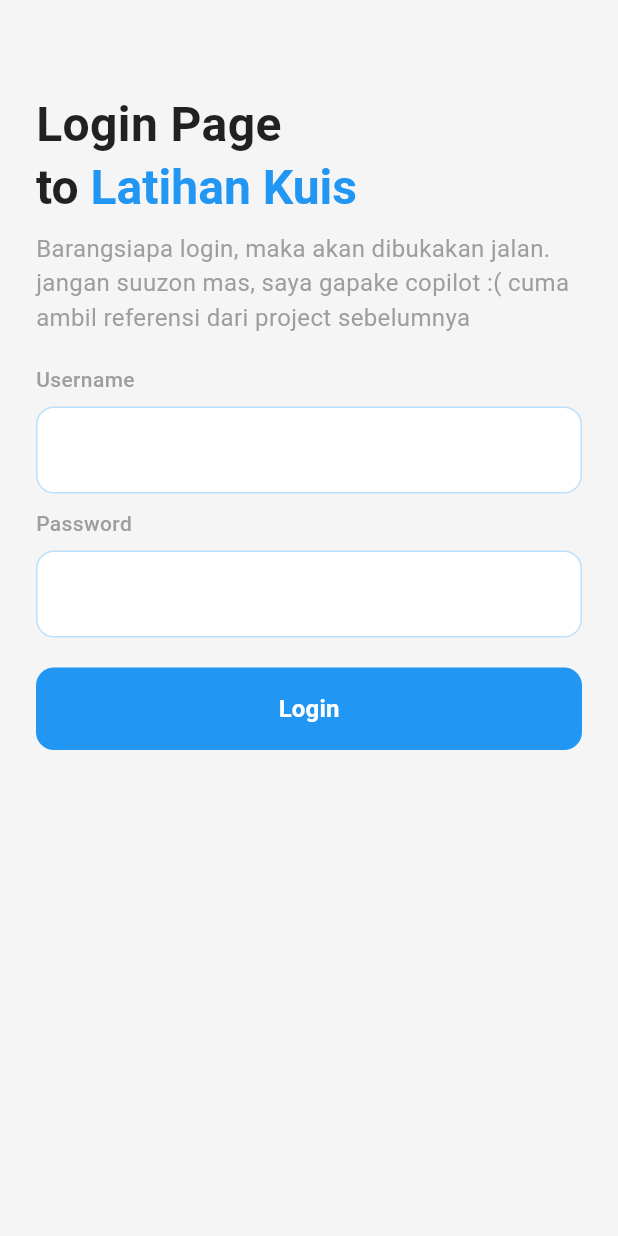
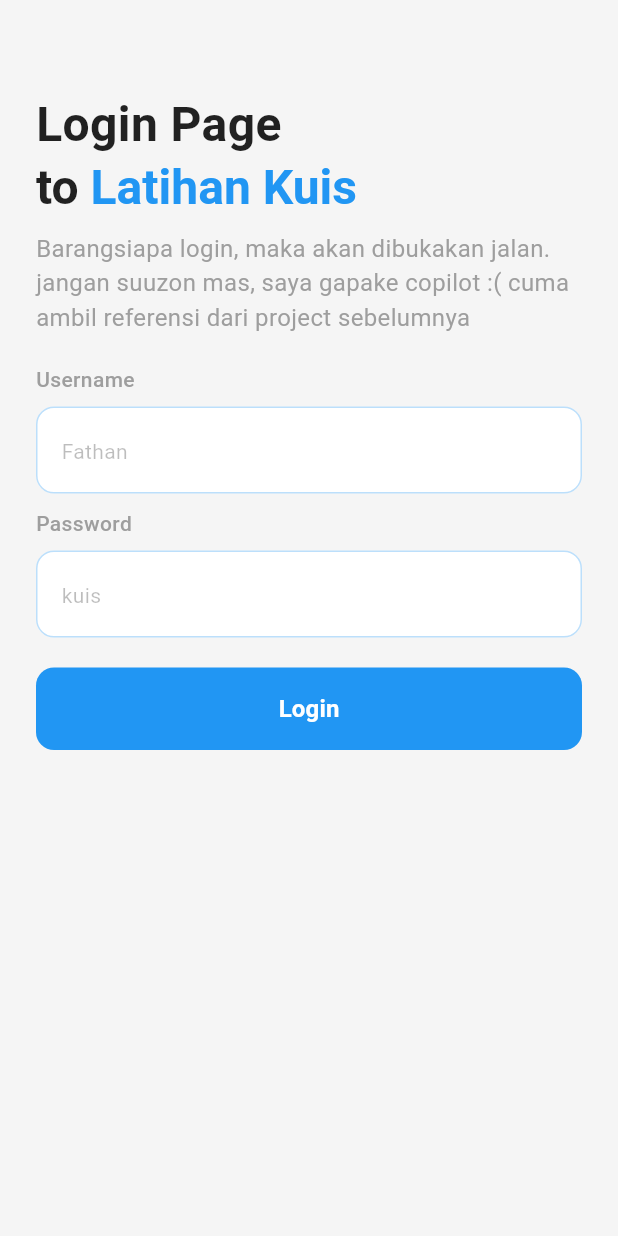
Before and after one commit to FathanRasyidi/Latihan_Kuis, a Flutter app: the screen it shows after launch, on a phone screen of 412 x 824 dp. Run offline on Flutter 3.47's test engine with Material 3 defaults, Android fonts, the phone set to English and light mode, and no system bars.

Commit message:
minor fix

```diff
--- a/lib/detail.dart
+++ b/lib/detail.dart
@@ -98,7 +98,7 @@ class DetailPage extends StatelessWidget {
               child: Image.network("https://upload.wikimedia.org/wikipedia/commons/thumb/c/c1/Steam_2016_logo_black.svg/1920px-Steam_2016_logo_black.svg.png", width: 100,)),
           ),
         ),
-        SizedBox(height: 20,)
+        SizedBox(height: 5,)
         ],
       ),
     );
--- a/lib/home.dart
+++ b/lib/home.dart
@@ -66,16 +66,15 @@ class HomePage extends StatelessWidget {
         child: Center(
           child: Column(
             children: [
-              SizedBox(height: 10,),
               Expanded(
                 child: Padding(
-                  padding: const EdgeInsets.symmetric(horizontal:  8.0),
+                  padding: const EdgeInsets.symmetric(horizontal:  8.0, vertical: 10),
                   child: GridView.builder(
                     gridDelegate: SliverGridDelegateWithFixedCrossAxisCount(
                       crossAxisCount: 2,
                       crossAxisSpacing: 16,
                       mainAxisSpacing: 16,
-                      childAspectRatio: 0.89),
+                      mainAxisExtent: 220),
                     itemBuilder: (context, index) {
                       return _gameStore(context, index);
                     },
--- a/lib/login.dart
+++ b/lib/login.dart
@@ -127,10 +127,7 @@ class LoginPage extends StatelessWidget {
             controller: _userController,
             style: const TextStyle(fontSize: 16, fontWeight: FontWeight.w500),
             decoration: const InputDecoration(
-              hintStyle: TextStyle(
-                color: Colors.black87,
-                fontWeight: FontWeight.w500,
-              ),
+              hint: Text("Fathan", style: TextStyle(color: Colors.black26),),
               border: InputBorder.none,
               contentPadding: EdgeInsets.symmetric(
                 horizontal: 16,
@@ -167,10 +164,7 @@ class LoginPage extends StatelessWidget {
             controller: _passController,
             style: const TextStyle(fontSize: 16, fontWeight: FontWeight.w500),
             decoration: const InputDecoration(
-              hintStyle: TextStyle(
-                color: Colors.black87,
-                fontWeight: FontWeight.w500,
-              ),
+              hint: Text("kuis", style: TextStyle(color: Colors.black26),),
               border: InputBorder.none,
               contentPadding: EdgeInsets.symmetric(
                 horizontal: 16,
```
